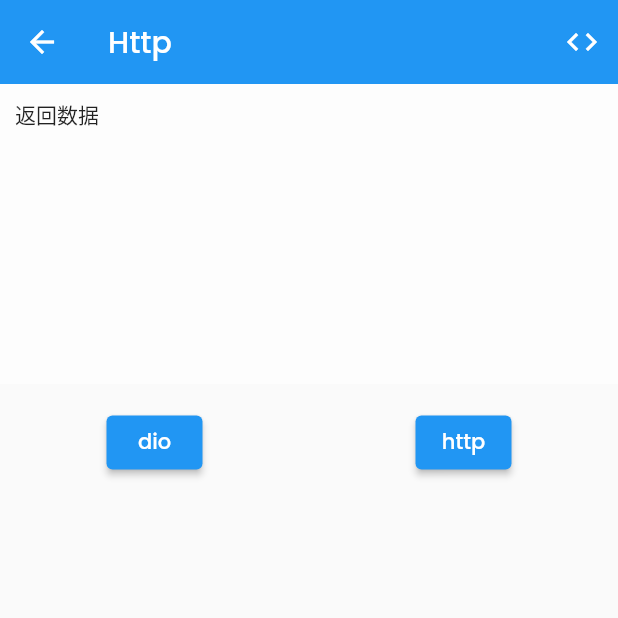
After one commit to Shineforword/lyxy, a Flutter app: the LyHttp screen opened directly, on a phone screen of 412 x 824 dp, the top half of it. The commit adds this screen. Run offline on Flutter 3.47's test engine with Material 2 defaults, Android fonts, the phone set to English and light mode, and no system bars; our stand-ins replace dio, easy_refresh, extended_image, flutter_markdown; missing offline and left inert: markdown_syntax_highlighter, qr_code_scanner, wechat_assets_picker; network calls fail.

Commit message:
[network - ]

```diff
--- /dev/null
+++ b/lib/explore/dart/http/index.dart
@@ -0,0 +1,3 @@
+library http;
+
+export 'ly_http.dart';
--- /dev/null
+++ b/lib/explore/dart/http/ly_http.dart
@@ -0,0 +1,68 @@
+// ignore_for_file: prefer_const_constructors
+// ignore_for_file: prefer_const_literals_to_create_immutables
+import 'package:flutter/material.dart';
+import '../../../utils/index.dart';
+import '../../src/lyxy_codes.dart';
+
+class LyHttp extends StatefulWidget {
+  const LyHttp({Key? key}) : super(key: key);
+  @override
+  _LyHttpState createState() => _LyHttpState();
+}
+
+class _LyHttpState extends State<LyHttp> {
+  var _response = "返回数据";
+  @override
+  Widget build(BuildContext context) {
+    return Scaffold(
+      appBar: AppBar(
+        title: Text("Http"),
+        elevation: 0,
+        actions: [
+          IconButton(
+              onPressed: () {
+                Navigator.of(context).push(MaterialPageRoute(
+                    builder: (context) => LyxyCodes(
+                        mdpwd: "lib/assets/markdown/widget/button.md")));
+              },
+              icon: Icon(Icons.code))
+        ],
+      ),
+      body: Container(
+        child: Column(
+          children: [
+            Container(
+              width: double.infinity,
+              height: 200,
+              padding: EdgeInsets.all(10),
+              decoration: BoxDecoration(color: Colors.white54),
+              child: Text(_response),
+            ),
+            SizedBox(height: 15),
+            Row(
+              mainAxisAlignment: MainAxisAlignment.spaceAround,
+              children: [
+                ElevatedButton(
+                    onPressed: () async {
+                      var res = await WxHttpUtil().get("/lists");
+                      setState(() {
+                        _response = res.toString();
+                      });
+                    },
+                    child: Text("dio")),
+                ElevatedButton(
+                    onPressed: () async {
+                      var res = await LyxyHttp().fetchGet();
+                      setState(() {
+                        _response = res.body.toString();
+                      });
+                    },
+                    child: Text("http")),
+              ],
+            )
+          ],
+        ),
+      ),
+    );
+  }
+}
--- a/lib/explore/dart/ly_progress.dart
+++ b/lib/explore/dart/ly_progress.dart
@@ -1,6 +1,7 @@
 // ignore_for_file: prefer_const_constructors
 // ignore_for_file: prefer_const_literals_to_create_immutables
 import 'package:flutter/material.dart';
+import 'package:lyxy_app/explore/dart/http/ly_http.dart';
 import '../src/lyxy_codes.dart';
 import '../src/lyxy_explore_Item.dart';
 
@@ -36,6 +37,7 @@ class LyProgress extends StatelessWidget {
               title: "6.extension 扩展",
               page: LyxyCodes(
                   mdpwd: "lib/assets/markdown/progress/extension.md")),
+          LyxyExploreItem(title: "7.网络请求 ", page: LyHttp()),
         ],
       ),
     );
--- a/lib/utils/config.dart
+++ b/lib/utils/config.dart
@@ -1,5 +1,5 @@
 // api url
-const String apiBaseUrl =
+const String lyxyMockApiPostHost =
     "https://console-mock.apipost.cn/mock/f5ea970a-6907-43da-9117-6a585433668e";
 // 间隙
 const double spaceing = 10.0;
@@ -9,3 +9,6 @@ const int maxAssets = 9;
 const double radius = 5;
 //
 const double imagePadding = 2;
+
+///
+const String devApi = "http://zuultest.srpqa.top";
--- a/lib/utils/index.dart
+++ b/lib/utils/index.dart
@@ -3,3 +3,4 @@ library utils;
 export 'config.dart';
 export 'wx_http.dart';
 export 'tools.dart';
+export 'lyxy_http.dart';
--- /dev/null
+++ b/lib/utils/lyxy_http.dart
@@ -0,0 +1,12 @@
+import 'package:http/http.dart' as http;
+
+class LyxyHttp {
+  // var url = Uri.https(lyxyMockApiPostHost, '/lists', {'q': '{http}'});
+  var url = Uri.https("console-mock.apipost.cn",
+      '/mock/f5ea970a-6907-43da-9117-6a585433668e/lists');
+  // Await the http get response, then decode the json-formatted response.
+  Future<http.Response> fetchGet() async {
+    var response = await http.get(url);
+    return response;
+  }
+}
--- a/lib/utils/wx_http.dart
+++ b/lib/utils/wx_http.dart
@@ -13,7 +13,7 @@ class WxHttpUtil {
     if (_dio == null) {
       _dio = Dio();
       _dio?.options = BaseOptions(
-        baseUrl: apiBaseUrl,
+        baseUrl: lyxyMockApiPostHost,
         connectTimeout: const Duration(seconds: 10), // 10秒
         receiveTimeout: const Duration(seconds: 5), // 5秒
         headers: {},
--- a/pubspec.yaml
+++ b/pubspec.yaml
@@ -43,6 +43,7 @@ dependencies:
   dio: ^5.0.2
   easy_refresh: ^3.3.1
   qr_code_scanner: ^1.0.1
+  http: ^0.13.5
 
 dev_dependencies:
   flutter_test:
```
Also changed, not shown: pubspec.lock.
